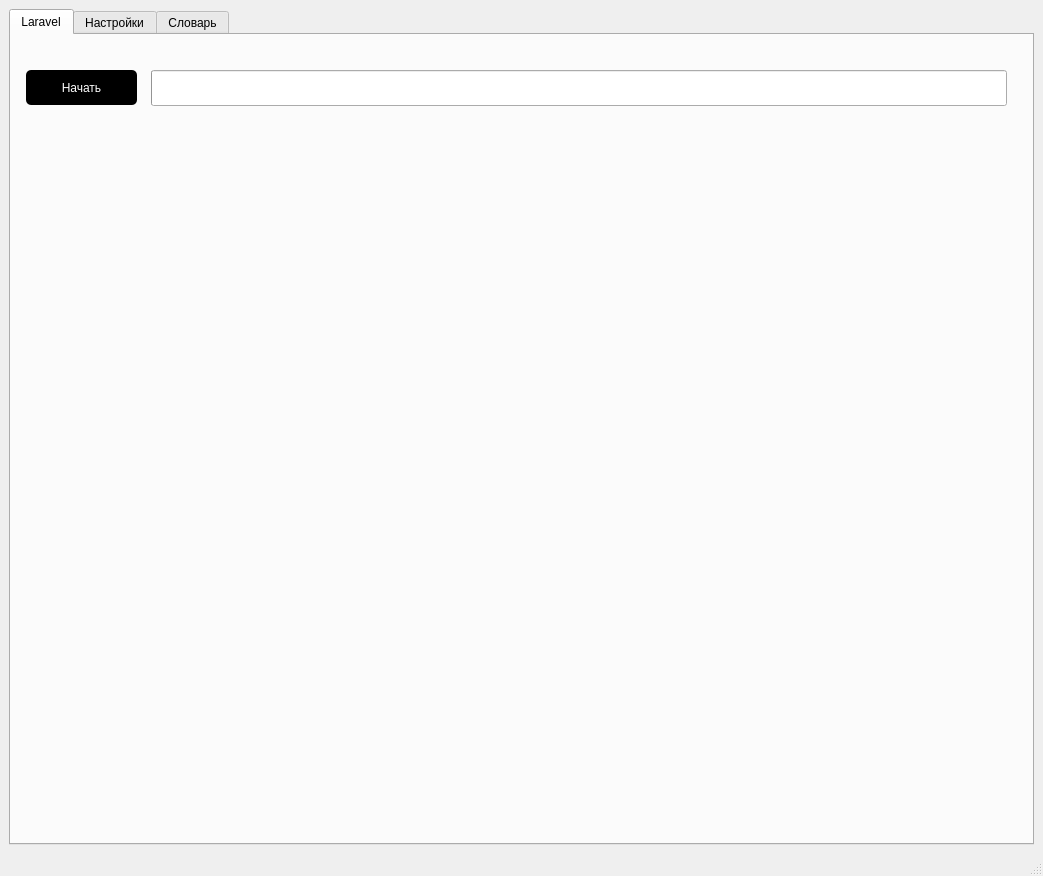
Qt form laravel.ui (bopopescu/py_html_translator) before a commit.
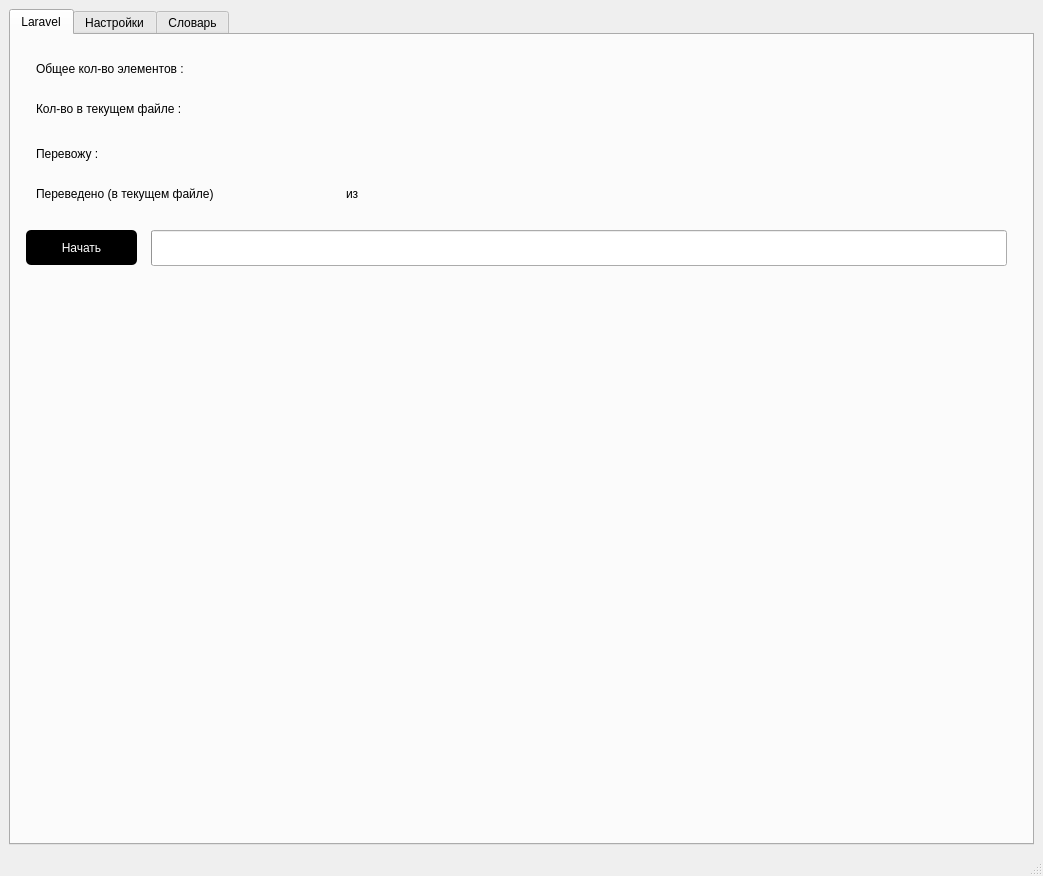
The same form after that commit.

Patch:
```diff
--- a/laravel.ui
+++ b/laravel.ui
@@ -30,7 +30,7 @@
           <property name="geometry">
            <rect>
             <x>15</x>
-            <y>35</y>
+            <y>195</y>
             <width>111</width>
             <height>35</height>
            </rect>
@@ -48,7 +48,7 @@
           <property name="geometry">
            <rect>
             <x>140</x>
-            <y>35</y>
+            <y>195</y>
             <width>856</width>
             <height>36</height>
            </rect>
@@ -151,6 +151,136 @@
            <number>0</number>
           </property>
          </widget>
+         <widget class="QLabel" name="translated">
+          <property name="geometry">
+           <rect>
+            <x>25</x>
+            <y>25</y>
+            <width>196</width>
+            <height>17</height>
+           </rect>
+          </property>
+          <property name="text">
+           <string>Общее кол-во элементов :</string>
+          </property>
+         </widget>
+         <widget class="QLabel" name="translated_2">
+          <property name="geometry">
+           <rect>
+            <x>25</x>
+            <y>110</y>
+            <width>86</width>
+            <height>17</height>
+           </rect>
+          </property>
+          <property name="text">
+           <string>Перевожу :</string>
+          </property>
+         </widget>
+         <widget class="QLabel" name="current_file">
+          <property name="geometry">
+           <rect>
+            <x>125</x>
+            <y>110</y>
+            <width>866</width>
+            <height>17</height>
+           </rect>
+          </property>
+          <property name="text">
+           <string/>
+          </property>
+         </widget>
+         <widget class="QLabel" name="translated_3">
+          <property name="geometry">
+           <rect>
+            <x>25</x>
+            <y>150</y>
+            <width>231</width>
+            <height>17</height>
+           </rect>
+          </property>
+          <property name="text">
+           <string>Переведено (в текущем файле)</string>
+          </property>
+         </widget>
+         <widget class="QLabel" name="total_items_count">
+          <property name="geometry">
+           <rect>
+            <x>235</x>
+            <y>25</y>
+            <width>46</width>
+            <height>17</height>
+           </rect>
+          </property>
+          <property name="text">
+           <string/>
+          </property>
+         </widget>
+         <widget class="QLabel" name="translated_4">
+          <property name="geometry">
+           <rect>
+            <x>25</x>
+            <y>65</y>
+            <width>186</width>
+            <height>17</height>
+           </rect>
+          </property>
+          <property name="text">
+           <string>Кол-во в текущем файле :</string>
+          </property>
+         </widget>
+         <widget class="QLabel" name="items_count_current_file">
+          <property name="geometry">
+           <rect>
+            <x>230</x>
+            <y>60</y>
+            <width>46</width>
+            <height>17</height>
+           </rect>
+          </property>
+          <property name="text">
+           <string/>
+          </property>
+         </widget>
+         <widget class="QLabel" name="current_file_current_item">
+          <property name="geometry">
+           <rect>
+            <x>265</x>
+            <y>150</y>
+            <width>46</width>
+            <height>17</height>
+           </rect>
+          </property>
+          <property name="text">
+           <string/>
+          </property>
+         </widget>
+         <widget class="QLabel" name="translated_5">
+          <property name="geometry">
+           <rect>
+            <x>335</x>
+            <y>150</y>
+            <width>21</width>
+            <height>17</height>
+           </rect>
+          </property>
+          <property name="text">
+           <string>из</string>
+          </property>
+         </widget>
+         <widget class="QLabel" name="current_file_total_item">
+          <property name="geometry">
+           <rect>
+            <x>380</x>
+            <y>150</y>
+            <width>46</width>
+            <height>17</height>
+           </rect>
+          </property>
+          <property name="text">
+           <string/>
+          </property>
+         </widget>
         </widget>
         <widget class="QWidget" name="settings">
          <attribute name="title">
```
